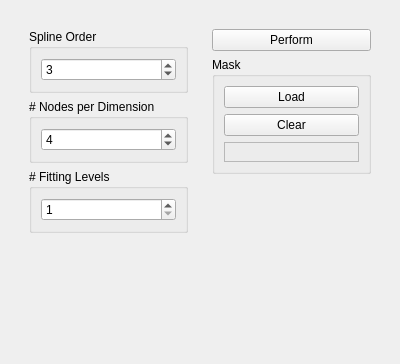
Qt form source/modules/bspline_interpolation/BSplineInterpolationWidget.ui (josefkoller/ambient_image_processor) before a commit.
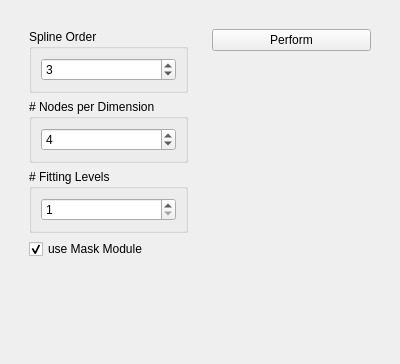
The same form after that commit.

Commit message: add mask module

Patch:
```diff
--- a/source/modules/bspline_interpolation/BSplineInterpolationWidget.ui
+++ b/source/modules/bspline_interpolation/BSplineInterpolationWidget.ui
@@ -92,6 +92,19 @@
            </layout>
           </widget>
          </item>
+         <item>
+          <widget class="QCheckBox" name="use_mask_module_checkbox">
+           <property name="text">
+            <string>use Mask Module</string>
+           </property>
+           <property name="checked">
+            <bool>true</bool>
+           </property>
+           <property name="tristate">
+            <bool>false</bool>
+           </property>
+          </widget>
+         </item>
         </layout>
        </widget>
       </item>
@@ -111,46 +124,6 @@
            </property>
           </widget>
          </item>
-         <item>
-          <widget class="QGroupBox" name="groupBox_2">
-           <property name="sizePolicy">
-            <sizepolicy hsizetype="Preferred" vsizetype="Maximum">
-             <horstretch>0</horstretch>
-             <verstretch>0</verstretch>
-            </sizepolicy>
-           </property>
-           <property name="title">
-            <string>Mask</string>
-           </property>
-           <layout class="QVBoxLayout" name="verticalLayout_5">
-            <item>
-             <widget class="QPushButton" name="load_mask_button">
-              <property name="text">
-               <string>Load</string>
-              </property>
-             </widget>
-            </item>
-            <item>
-             <widget class="QPushButton" name="clear_mask_button">
-              <property name="text">
-               <string>Clear</string>
-              </property>
-             </widget>
-            </item>
-            <item>
-             <widget class="QFrame" name="mask_frame">
-              <property name="frameShape">
-               <enum>QFrame::StyledPanel</enum>
-              </property>
-              <property name="frameShadow">
-               <enum>QFrame::Raised</enum>
-              </property>
-              <layout class="QVBoxLayout" name="verticalLayout_9"/>
-             </widget>
-            </item>
-           </layout>
-          </widget>
-         </item>
         </layout>
        </widget>
       </item>
```
The commit also changes 24 other files.
